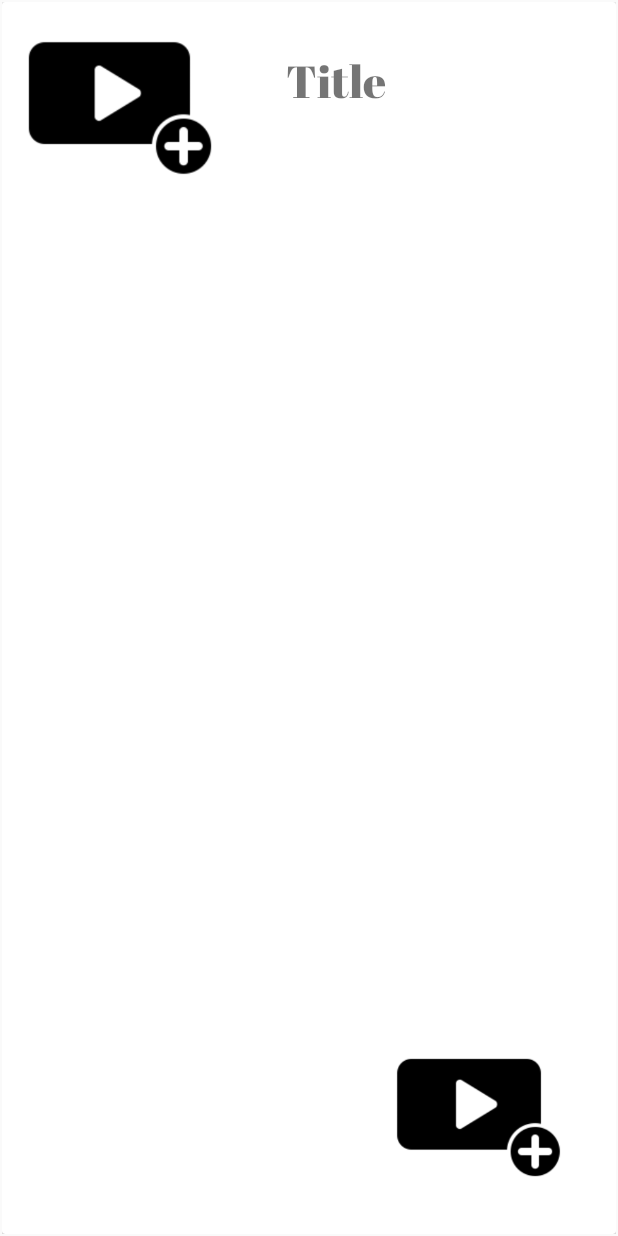
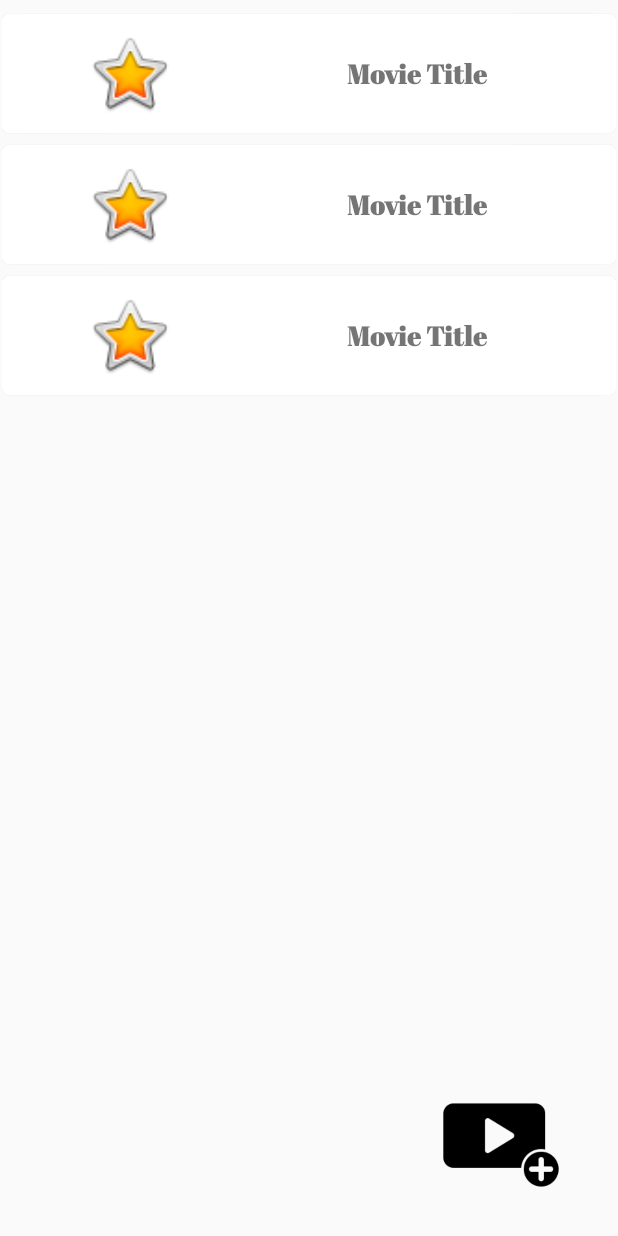
Before and after one commit to liranlevixx1/Movielist, an Android app: the layout activity_main.xml on its own in the app's theme, with its tools: preview values and no code run, on a phone screen of 412 x 824 dp. Run offline under Robolectric (Android 15) with nearby library versions, the phone set to English and light mode, and no system bars; network calls fail.

```diff
--- a/app/src/main/java/msapps/movies/com/ui/MovieDetailsVM.java
+++ b/app/src/main/java/msapps/movies/com/ui/MovieListVM.java
@@ -11,12 +11,12 @@ import java.util.List;
 import msapps.movies.com.data.Repository;
 import msapps.movies.com.data.db.entity.Movie;
 
-public class MovieDetailsVM extends AndroidViewModel {
+public class MovieListVM extends AndroidViewModel {
 
     private Repository repository;
     private LiveData<List<Movie>> allMovies;
 
-    public MovieDetailsVM(@NonNull Application application) {
+    public MovieListVM(@NonNull Application application) {
         super(application);
         repository = new Repository(application);
         allMovies = repository.getAllMoviesByIRD();
--- a/app/src/main/res/layout/activity_main.xml
+++ b/app/src/main/res/layout/activity_main.xml
@@ -7,6 +7,7 @@
     tools:context=".MainActivity">
 
     <androidx.recyclerview.widget.RecyclerView
+        android:id="@+id/movieRecycle"
         android:layout_width="0dp"
         android:layout_height="0dp"
         android:layout_marginStart="1dp"
@@ -15,6 +16,7 @@
         android:layout_marginEnd="1dp"
         android:layout_marginRight="1dp"
         android:layout_marginBottom="1dp"
+        android:scrollbars="vertical"
         app:layout_constraintBottom_toBottomOf="parent"
         app:layout_constraintEnd_toEndOf="parent"
         app:layout_constraintStart_toStartOf="parent"
@@ -23,8 +25,8 @@
 
     <ImageView
         android:id="@+id/imageView"
-        android:layout_width="154dp"
-        android:layout_height="126dp"
+        android:layout_width="124dp"
+        android:layout_height="89dp"
         android:layout_marginEnd="16dp"
         android:layout_marginRight="16dp"
         android:layout_marginBottom="16dp"
--- a/app/src/main/res/layout/movie_item.xml
+++ b/app/src/main/res/layout/movie_item.xml
@@ -3,33 +3,44 @@
     xmlns:app="http://schemas.android.com/apk/res-auto"
     xmlns:tools="http://schemas.android.com/tools"
     android:layout_width="match_parent"
-    android:layout_height="match_parent"
-    app:layout_constrainedHeight="8dp"
-    app:layout_constrainedWidth="8dp">
+    android:layout_height="wrap_content"
+    android:layout_marginTop="8dp"
+    android:padding="10dp"
+    app:cardCornerRadius="5dp"
+    app:layout_goneMarginEnd="8dp"
+    app:layout_goneMarginStart="8dp">
 
-    <androidx.constraintlayout.widget.ConstraintLayout
+    <LinearLayout
         android:layout_width="match_parent"
-        android:layout_height="match_parent">
+        android:layout_height="wrap_content"
+        android:orientation="horizontal"
+        android:padding="10dp">
 
-        <ImageView
-            android:id="@+id/imageView5"
-            android:layout_width="157dp"
-            android:layout_height="141dp"
-            app:layout_constraintStart_toStartOf="parent"
-            app:layout_constraintTop_toTopOf="parent"
-            app:srcCompat="@drawable/add" />
+        <RelativeLayout
+            android:layout_width="150dp"
+            android:layout_height="match_parent">
 
-        <TextView
-            android:id="@+id/textView11"
-            android:layout_width="wrap_content"
-            android:layout_height="wrap_content"
-            android:layout_marginStart="32dp"
-            android:layout_marginLeft="32dp"
-            android:layout_marginTop="32dp"
-            android:fontFamily="@font/abril_fatface"
-            android:text="Title"
-            android:textSize="30sp"
-            app:layout_constraintStart_toEndOf="@+id/imageView5"
-            app:layout_constraintTop_toTopOf="parent" />
-    </androidx.constraintlayout.widget.ConstraintLayout>
+            <ImageView
+                android:id="@+id/movieImage"
+                android:layout_width="match_parent"
+                android:layout_height="match_parent"
+                app:srcCompat="@android:drawable/btn_star_big_on" />
+        </RelativeLayout>
+
+        <RelativeLayout
+            android:layout_width="234dp"
+            android:layout_height="59dp">
+
+            <TextView
+                android:id="@+id/movieTextView"
+                android:layout_width="match_parent"
+                android:layout_height="match_parent"
+                android:fontFamily="@font/abril_fatface"
+                android:gravity="center"
+                android:text="Movie Title"
+                android:textSize="18sp"
+                android:textStyle="bold" />
+        </RelativeLayout>
+
+    </LinearLayout>
 </androidx.cardview.widget.CardView>
```
Also changed, not shown: app/src/main/java/msapps/movies/com/MainActivity.java (+16 -5 lines), app/src/main/java/msapps/movies/com/ui/MovieListAdapter.java (+55 -1 lines).
